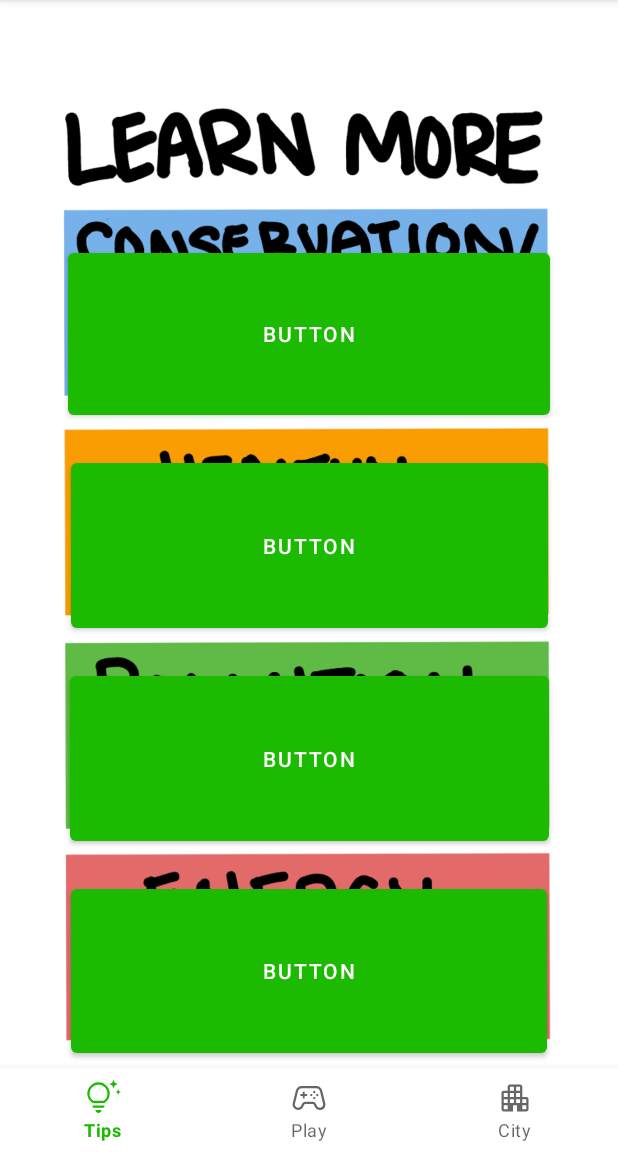
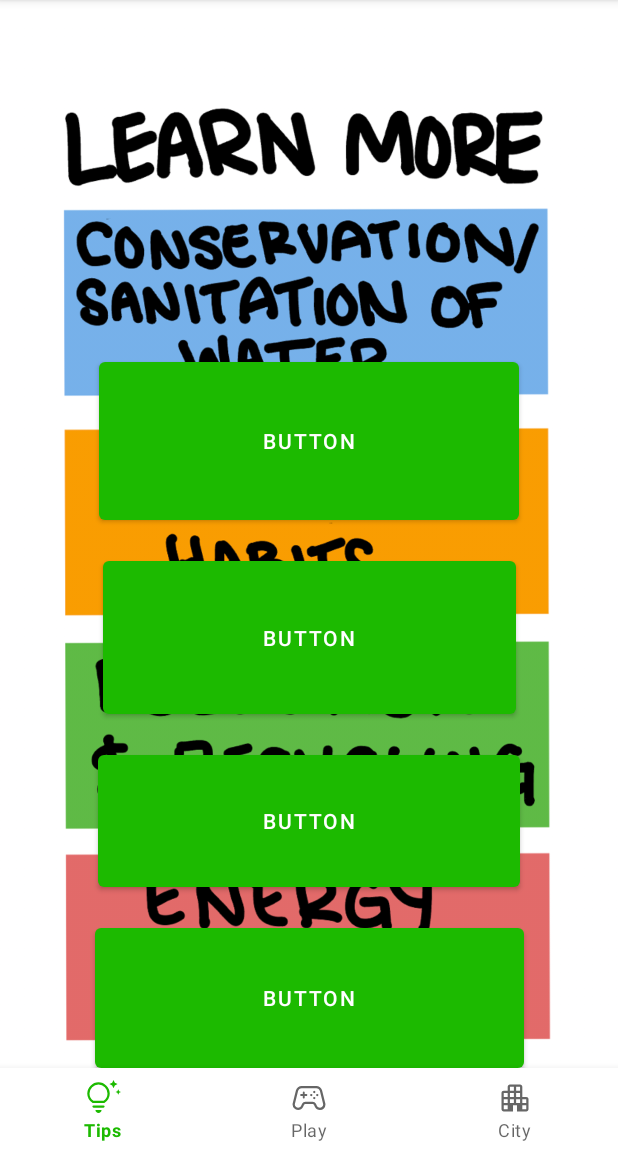
Before and after one commit to jackschedel/savethecity, an Android app: the TipsFragment screen opened through its navigation route, on a phone screen of 412 x 824 dp, the part 84-1236 px from its top. Run offline under Robolectric (Android 15) with nearby library versions, the phone set to English and light mode, and no system bars; our stand-ins replace navigation-ui.

Commit message:
Good button positions

```diff
--- a/client/app/src/main/java/com/citysavers/savethecity/MainActivity.java
+++ b/client/app/src/main/java/com/citysavers/savethecity/MainActivity.java
@@ -7,6 +7,7 @@ import android.view.View;
 import com.google.android.material.bottomnavigation.BottomNavigationView;
 
 import androidx.appcompat.app.AppCompatActivity;
+import androidx.constraintlayout.widget.ConstraintLayout;
 import androidx.navigation.NavController;
 import androidx.navigation.Navigation;
 import androidx.navigation.ui.AppBarConfiguration;
@@ -40,7 +41,29 @@ public class MainActivity extends AppCompatActivity {
 
 
     }
+    public void waterB_onClick(View v){
+        ConstraintLayout waterScreen = (ConstraintLayout)findViewById(R.id.water);
+        ConstraintLayout tipsScreen = (ConstraintLayout)findViewById(R.id.tipsScreen);
+        waterScreen.setVisibility(View.VISIBLE);
+        tipsScreen.setVisibility(View.GONE);
 
+
+    }
+    public void healthB_onClick(View v){
+        ConstraintLayout healthScreen = (ConstraintLayout)findViewById(R.id.health);
+        healthScreen.setVisibility(View.VISIBLE);
+
+    }
+    public void pollutionB_onClick(View v){
+        ConstraintLayout pollutionScreen = (ConstraintLayout)findViewById(R.id.pollution);
+        pollutionScreen.setVisibility(View.VISIBLE);
+
+    }
+    public void energyB_onClick(View v){
+        ConstraintLayout energyScreen = (ConstraintLayout)findViewById(R.id.energy);
+        energyScreen.setVisibility(View.VISIBLE);
+
+    }
 
     public void playLightsbutton_onClick(View v)
     {
--- a/client/app/src/main/java/com/citysavers/savethecity/ui/tips/TipsFragment.java
+++ b/client/app/src/main/java/com/citysavers/savethecity/ui/tips/TipsFragment.java
@@ -7,9 +7,11 @@ import android.view.ViewGroup;
 import android.widget.TextView;
 
 import androidx.annotation.NonNull;
+import androidx.constraintlayout.widget.ConstraintLayout;
 import androidx.fragment.app.Fragment;
 import androidx.lifecycle.ViewModelProvider;
 
+import com.citysavers.savethecity.R;
 import com.citysavers.savethecity.databinding.FragmentTipsBinding;
 
 public class TipsFragment extends Fragment {
--- a/client/app/src/main/res/layout/fragment_tips.xml
+++ b/client/app/src/main/res/layout/fragment_tips.xml
@@ -2,6 +2,7 @@
 <androidx.constraintlayout.widget.ConstraintLayout xmlns:android="http://schemas.android.com/apk/res/android"
     xmlns:app="http://schemas.android.com/apk/res-auto"
     xmlns:tools="http://schemas.android.com/tools"
+    android:id="@+id/tipsScreen"
     android:layout_width="match_parent"
     android:layout_height="match_parent"
     tools:context=".ui.tips.TipsFragment">
@@ -14,11 +15,11 @@
 
     <Button
         android:id="@+id/waterB"
-        android:layout_width="321dp"
-        android:layout_height="120dp"
+        android:layout_width="280dp"
+        android:layout_height="117dp"
         android:layout_marginStart="42dp"
         android:layout_marginEnd="42dp"
-        android:layout_marginBottom="20dp"
+        android:layout_marginBottom="15dp"
         android:onClick="waterB_onClick"
         android:text="Button"
         app:layout_constraintBottom_toTopOf="@+id/healthB"
@@ -27,11 +28,11 @@
 
     <Button
         android:id="@+id/healthB"
-        android:layout_width="318dp"
-        android:layout_height="122dp"
+        android:layout_width="275dp"
+        android:layout_height="114dp"
         android:layout_marginStart="44dp"
         android:layout_marginEnd="44dp"
-        android:layout_marginBottom="20dp"
+        android:layout_marginBottom="15dp"
         android:onClick="healthB_onClick"
         android:text="Button"
         app:layout_constraintBottom_toTopOf="@+id/pollutionB"
@@ -40,9 +41,9 @@
 
     <Button
         android:id="@+id/pollutionB"
-        android:layout_width="319dp"
-        android:layout_height="122dp"
-        android:layout_marginBottom="20dp"
+        android:layout_width="281dp"
+        android:layout_height="100dp"
+        android:layout_marginBottom="15dp"
         android:onClick="pollutionB_onClick"
         android:text="Button"
         app:layout_constraintBottom_toTopOf="@+id/energyB"
@@ -51,9 +52,9 @@
 
     <Button
         android:id="@+id/energyB"
-        android:layout_width="317dp"
-        android:layout_height="121dp"
-        android:layout_marginBottom="60dp"
+        android:layout_width="286dp"
+        android:layout_height="105dp"
+        android:layout_marginBottom="50dp"
         android:onClick="energyB_onClick"
         android:text="Button"
         app:layout_constraintBottom_toBottomOf="@+id/imageView"
@@ -68,24 +69,50 @@
         app:layout_constraintStart_toStartOf="parent"
         app:layout_constraintTop_toTopOf="parent">
 
+        <ImageView
+            android:id="@+id/imageView2"
+            android:layout_width="wrap_content"
+            android:layout_height="wrap_content"
+            android:src="@drawable/learn_more" />
     </androidx.constraintlayout.widget.ConstraintLayout>
 
     <androidx.constraintlayout.widget.ConstraintLayout
         android:id="@+id/health"
         android:layout_width="match_parent"
         android:layout_height="match_parent"
-        android:visibility="gone"/>
+        android:visibility="gone" >
+
+        <ImageView
+            android:id="@+id/imageView3"
+            android:layout_width="wrap_content"
+            android:layout_height="wrap_content"
+            android:src="@drawable/learn_more_3" />
+    </androidx.constraintlayout.widget.ConstraintLayout>
 
     <androidx.constraintlayout.widget.ConstraintLayout
         android:id="@+id/pollution"
         android:layout_width="match_parent"
         android:layout_height="match_parent"
-        android:visibility="gone"/>
+        android:visibility="gone" >
+
+        <ImageView
+            android:id="@+id/imageView4"
+            android:layout_width="wrap_content"
+            android:layout_height="wrap_content"
+            android:src="@drawable/learn_more_2" />
+    </androidx.constraintlayout.widget.ConstraintLayout>
 
     <androidx.constraintlayout.widget.ConstraintLayout
         android:id="@+id/energy"
         android:layout_width="match_parent"
         android:layout_height="match_parent"
-        android:visibility="gone"/>
+        android:visibility="gone" >
+
+        <ImageView
+            android:id="@+id/imageView5"
+            android:layout_width="wrap_content"
+            android:layout_height="wrap_content"
+            android:src="@drawable/learn_more_4" />
+    </androidx.constraintlayout.widget.ConstraintLayout>
 
 </androidx.constraintlayout.widget.ConstraintLayout>
```
